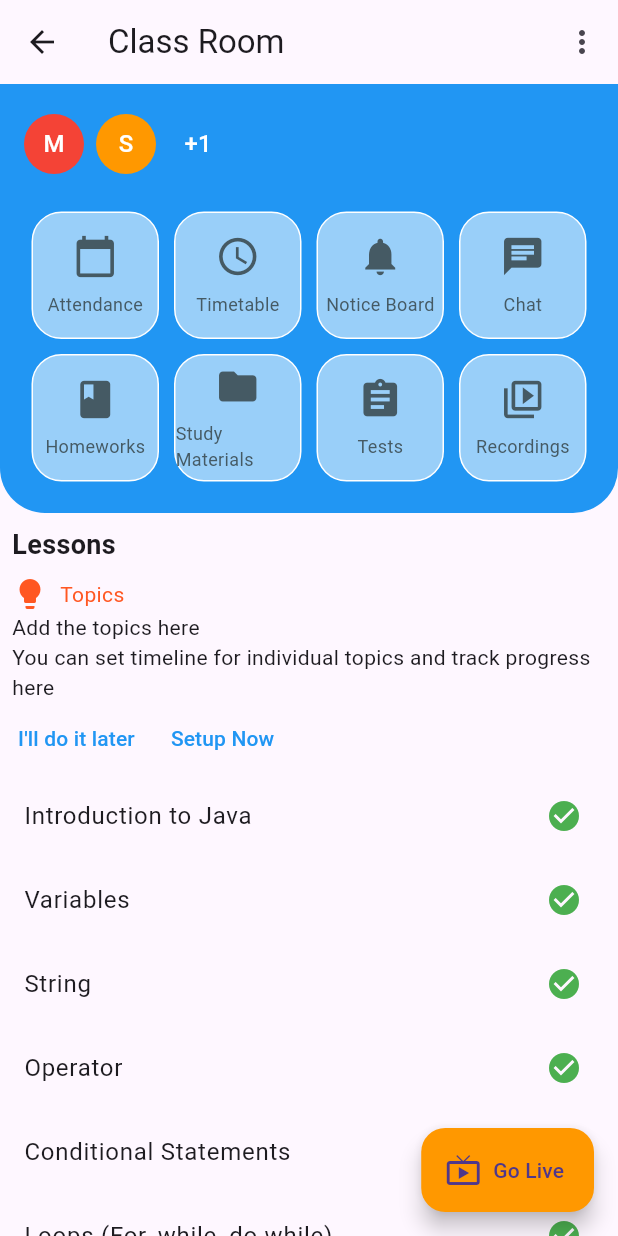
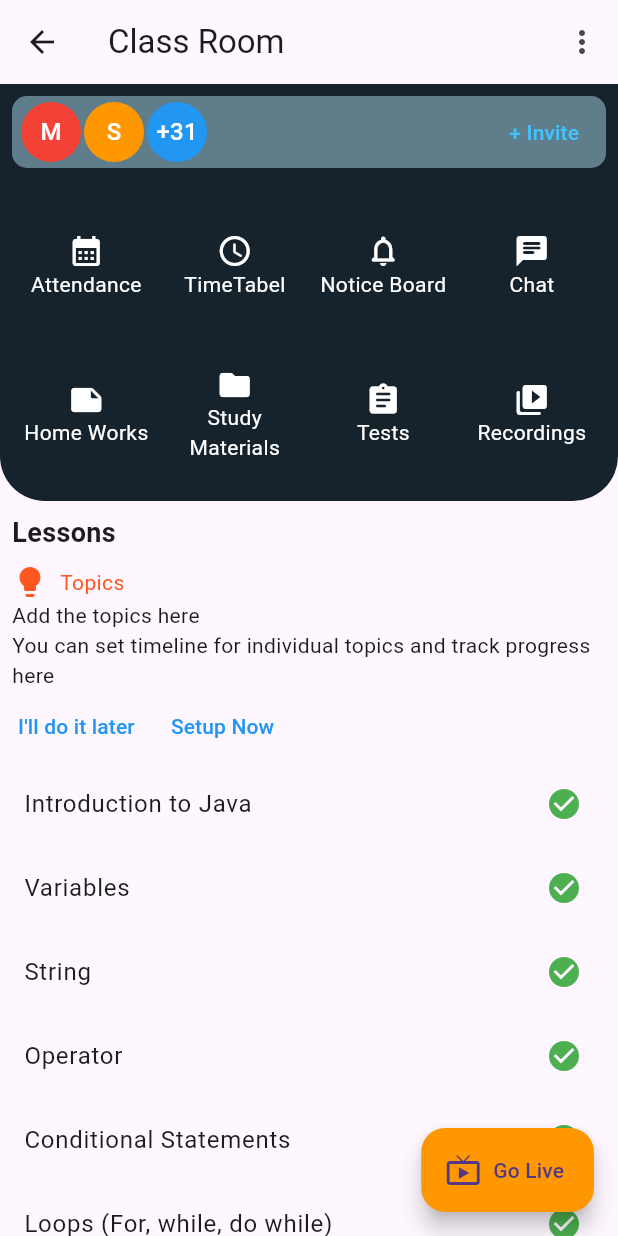
Before and after one commit to shossain786/ma_raza_khan, a Flutter app: the ClassroomScreen screen opened directly, on a phone screen of 412 x 824 dp. Run offline on Flutter 3.47's test engine with Material 3 defaults, Android fonts, the phone set to English and light mode, and no system bars; our stand-ins replace another_flutter_splash_screen, extended_image; missing offline and left inert: intro_views_flutter.

Commit message:
code changes

```diff
--- a/lib/project_constants.dart
+++ /dev/null
@@ -1,4 +0,0 @@
-import 'package:flutter/material.dart';
-
-Color btnForeGroundColor = Colors.white;
-Color saveBtnBackGrndColor = const Color.fromARGB(255, 1, 44, 80);
--- a/lib/screens/class_room.dart
+++ b/lib/screens/class_room.dart
@@ -1,7 +1,22 @@
 import 'package:flutter/material.dart';
 
-class ClassroomScreen extends StatelessWidget {
+import '../widgets/project_constants.dart';
+
+class ClassroomScreen extends StatefulWidget {
   const ClassroomScreen({super.key});
+
+  @override
+  State<ClassroomScreen> createState() => _ClassroomScreenState();
+}
+
+class _ClassroomScreenState extends State<ClassroomScreen> {
+  late int studentCount;
+
+  @override
+  void initState() {
+    studentCount = 31;
+    super.initState();
+  }
 
   @override
   Widget build(BuildContext context) {
@@ -24,60 +39,162 @@ class ClassroomScreen extends StatelessWidget {
       body: Column(
         children: [
           Container(
-            padding: const EdgeInsets.all(16.0),
-            decoration: const BoxDecoration(
-              borderRadius: BorderRadius.only(
+            padding: const EdgeInsets.all(8.0),
+            decoration: BoxDecoration(
+              borderRadius: const BorderRadius.only(
                 bottomLeft: Radius.elliptical(30, 30),
                 bottomRight: Radius.elliptical(30, 30),
               ),
-              color: Colors.blue,
+              color: classRoomIteamsBackgroundColor,
             ),
             child: Column(
               children: [
-                Row(
+                Container(
+                  padding: const EdgeInsets.only(left: 6, right: 6),
+                  decoration: BoxDecoration(
+                    borderRadius: BorderRadius.circular(10),
+                    color: Colors.blueGrey,
+                  ),
+                  child: Row(
                     children: [
                       const CircleAvatar(
                         backgroundColor: Colors.red,
                         child: Text('M', style: TextStyle(color: Colors.white)),
                       ),
-                    const SizedBox(width: 8),
+                      const SizedBox(width: 2),
                       const CircleAvatar(
                         backgroundColor: Colors.orange,
                         child: Text('S', style: TextStyle(color: Colors.white)),
                       ),
-                    const SizedBox(width: 8),
-                    const CircleAvatar(
+                      const SizedBox(width: 2),
+                      CircleAvatar(
                         backgroundColor: Colors.blue,
-                      child: Text('+1', style: TextStyle(color: Colors.white)),
+                        child: Text(
+                          '+$studentCount',
+                          style: const TextStyle(color: Colors.white),
+                        ),
                       ),
                       const Spacer(),
                       TextButton(
                         onPressed: () {},
                         child: const Text(
                           '+ Invite',
-                        style: TextStyle(color: Colors.blue),
+                          style: TextStyle(color: Colors.lightBlueAccent),
                         ),
                       ),
                     ],
+                  ),
                 ),
                 const SizedBox(height: 16),
                 GridView.count(
                   crossAxisCount: 4,
                   shrinkWrap: true,
                   children: const [
-                    ClassroomFeature(
-                        icon: Icons.calendar_today, label: 'Attendance'),
-                    ClassroomFeature(icon: Icons.schedule, label: 'Timetable'),
-                    ClassroomFeature(
-                        icon: Icons.notifications, label: 'Notice Board'),
-                    ClassroomFeature(icon: Icons.chat, label: 'Chat'),
-                    ClassroomFeature(icon: Icons.book, label: 'Homeworks'),
-                    ClassroomFeature(
-                        icon: Icons.folder, label: 'Study Materials'),
-                    ClassroomFeature(icon: Icons.assignment, label: 'Tests'),
-                    ClassroomFeature(
-                        icon: Icons.video_collection_outlined,
-                        label: 'Recordings'),
+                    Column(
+                      mainAxisAlignment: MainAxisAlignment.center,
+                      children: [
+                        Icon(
+                          Icons.calendar_month,
+                          color: Colors.white,
+                        ),
+                        Text(
+                          'Attendance',
+                          style: TextStyle(color: Colors.white),
+                        )
+                      ],
+                    ),
+                    Column(
+                      mainAxisAlignment: MainAxisAlignment.center,
+                      children: [
+                        Icon(
+                          Icons.schedule_rounded,
+                          color: Colors.white,
+                        ),
+                        Text(
+                          'TimeTabel',
+                          style: TextStyle(color: Colors.white),
+                        )
+                      ],
+                    ),
+                    Column(
+                      mainAxisAlignment: MainAxisAlignment.center,
+                      children: [
+                        Icon(
+                          Icons.notifications_none_rounded,
+                          color: Colors.white,
+                        ),
+                        Text(
+                          'Notice Board',
+                          style: TextStyle(color: Colors.white),
+                        )
+                      ],
+                    ),
+                    Column(
+                      mainAxisAlignment: MainAxisAlignment.center,
+                      children: [
+                        Icon(
+                          Icons.chat_rounded,
+                          color: Colors.white,
+                        ),
+                        Text(
+                          'Chat',
+                          style: TextStyle(color: Colors.white),
+                        )
+                      ],
+                    ),
+                    Column(
+                      mainAxisAlignment: MainAxisAlignment.center,
+                      children: [
+                        Icon(
+                          Icons.note_rounded,
+                          color: Colors.white,
+                        ),
+                        Text(
+                          'Home Works',
+                          style: TextStyle(color: Colors.white),
+                        )
+                      ],
+                    ),
+                    Column(
+                      mainAxisAlignment: MainAxisAlignment.center,
+                      children: [
+                        Icon(
+                          Icons.folder_rounded,
+                          color: Colors.white,
+                        ),
+                        Text(
+                          'Study Materials',
+                          textAlign: TextAlign.center,
+                          style: TextStyle(color: Colors.white),
+                        )
+                      ],
+                    ),
+                    Column(
+                      mainAxisAlignment: MainAxisAlignment.center,
+                      children: [
+                        Icon(
+                          Icons.assignment_rounded,
+                          color: Colors.white,
+                        ),
+                        Text(
+                          'Tests',
+                          style: TextStyle(color: Colors.white),
+                        )
+                      ],
+                    ),
+                    Column(
+                      mainAxisAlignment: MainAxisAlignment.center,
+                      children: [
+                        Icon(
+                          Icons.video_collection_rounded,
+                          color: Colors.white,
+                        ),
+                        Text(
+                          'Recordings',
+                          style: TextStyle(color: Colors.white),
+                        )
+                      ],
+                    ),
                   ],
                 ),
               ],
@@ -87,8 +204,13 @@ class ClassroomScreen extends StatelessWidget {
             padding: EdgeInsets.all(8.0),
             child: Align(
               alignment: Alignment.centerLeft,
-              child: Text('Lessons',
-                  style: TextStyle(fontSize: 18, fontWeight: FontWeight.bold)),
+              child: Text(
+                'Lessons',
+                style: TextStyle(
+                  fontSize: 18,
+                  fontWeight: FontWeight.bold,
+                ),
+              ),
             ),
           ),
           const Padding(
@@ -157,36 +279,6 @@ class ClassroomScreen extends StatelessWidget {
   }
 }
 
-class ClassroomFeature extends StatelessWidget {
-  final IconData icon;
-  final String label;
-
-  const ClassroomFeature({super.key, required this.icon, required this.label});
-
-  @override
-  Widget build(BuildContext context) {
-    return Padding(
-      padding: const EdgeInsets.all(5.0),
-      child: Container(
-        decoration: BoxDecoration(
-          borderRadius: BorderRadius.circular(20),
-          border: Border.all(color: Colors.white),
-          color: Colors.white54,
-        ),
-        child: Column(
-          mainAxisAlignment: MainAxisAlignment.center,
-          children: [
-            Icon(icon, size: 30, color: Colors.blueGrey[700]),
-            const SizedBox(height: 8),
-            Text(label,
-                style: TextStyle(color: Colors.blueGrey[700], fontSize: 12)),
-          ],
-        ),
-      ),
-    );
-  }
-}
-
 class LessonTile extends StatelessWidget {
   final String title;
 
--- a/lib/screens/home_screen.dart
+++ b/lib/screens/home_screen.dart
@@ -130,7 +130,7 @@ class ClassroomCard extends StatelessWidget {
             const SizedBox(height: 4),
             Row(
               children: [
-                const Icon(Icons.calendar_view_week, size: 14),
+                const Icon(Icons.calendar_month, size: 14),
                 const SizedBox(width: 4),
                 Expanded(
                   child: Row(
--- a/lib/screens/welcome_screen.dart
+++ b/lib/screens/welcome_screen.dart
@@ -2,13 +2,14 @@ import 'package:extended_image/extended_image.dart';
 import 'package:flutter/material.dart';
 import 'package:intro_views_flutter/intro_views_flutter.dart';
 import 'package:ma_raza_khan/screens/home_screen.dart';
+import 'package:ma_raza_khan/widgets/project_constants.dart' as pc;
 
 class WelcomeScreen extends StatelessWidget {
   WelcomeScreen({super.key});
 
   final pages = [
     PageViewModel(
-      pageColor: const Color(0xFF03A9F4),
+      pageColor: pc.welcomeScreen1BGColor,
       bubble: Image.asset('assets/images/jamia1.png'),
       body: const Text(
         'Madrassa Building View, a buitiful and place in the world.',
@@ -47,7 +48,7 @@ class WelcomeScreen extends StatelessWidget {
       ),
     ),
     PageViewModel(
-      pageColor: const Color(0xFF8BC34A),
+      pageColor: pc.welcomeScreen2BGColor,
       iconImageAssetPath: 'assets/images/jamia2.jpeg',
       body: const Text(
         'A beautiful hostel campus for talib e elm',
```
Also changed, not shown: lib/screens/create_classroom.dart (+20 -1 lines), lib/screens/home_screen_.dart (deleted, +0 -124 lines), lib/widgets/my_scaffold_msg.dart (added, +32 -0 lines), lib/widgets/project_constants.dart (added, +10 -0 lines). Lines whose indentation alone changed are shown as unchanged.
